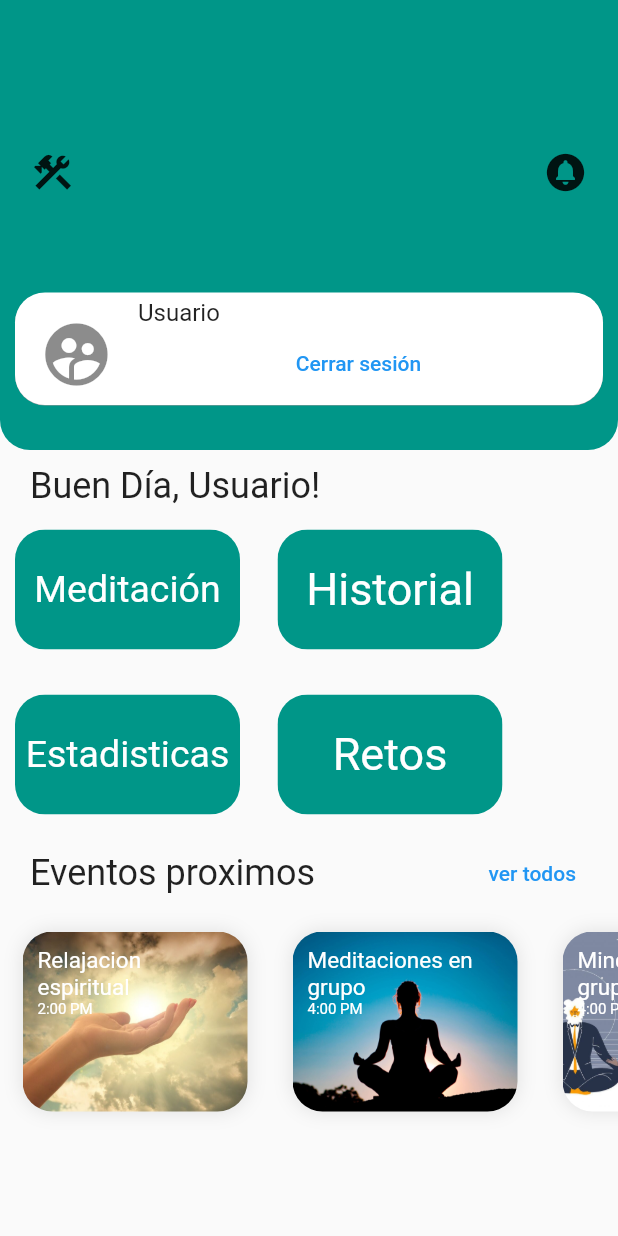
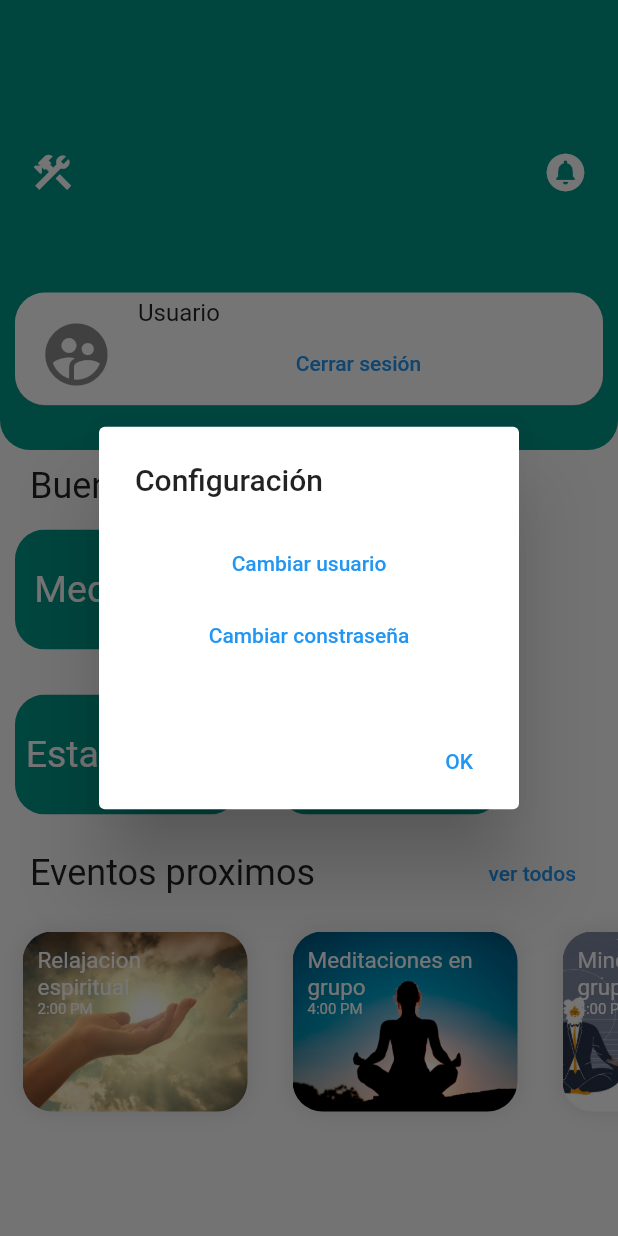
Before and after one commit to LuisLomelinIbarra/proyecto_apis, a Flutter app: the MenuPage screen opened directly, after a tap on the "construction" icon, on a phone screen of 412 x 824 dp. Run offline on Flutter 3.47's test engine with Material 2 defaults, Android fonts, the phone set to English and light mode, and no system bars; our stand-ins replace flutter_rating_bar, fluttertoast, just_audio, syncfusion_flutter_charts.

Commit message:
conexiones y config popup

```diff
--- a/lib/login.dart
+++ b/lib/login.dart
@@ -97,7 +97,6 @@ class Login extends StatelessWidget {
                           fontFamily: 'Anton')),
                   color: Colors.cyan.shade800,
                   onPressed: () {
-                    print('Diste clic');
                     Navigator.push(context,
                         MaterialPageRoute(builder: (context) => MenuPage()));
                   },
--- a/lib/menu.dart
+++ b/lib/menu.dart
@@ -1,3 +1,7 @@
+import 'package:timer/ChartSampleGallery.dart';
+import 'package:timer/MeditationList.dart';
+import 'package:timer/ver_eventos.dart';
+
 import 'historial_screen.dart';
 import 'retos.dart';
 import 'package:flutter/cupertino.dart';
@@ -52,14 +56,24 @@ class MenuPage extends StatelessWidget {
                 const Positioned(
                   right: 20,
                   top: 100,
-                  child: Icon(Icons.circle_notifications, size: 30),
+                  child: Icon(
+                    Icons.circle_notifications,
+                    size: 30,
+                    color: Colors.white,
+                  ),
                 ),
                 Positioned(
                   left: 20,
                   top: 100,
                   child: GestureDetector(
-                    child: const Icon(Icons.construction, size: 30),
-                    onTap: () {},
+                    child: const Icon(
+                      Icons.construction,
+                      size: 30,
+                      color: Colors.white,
+                    ),
+                    onTap: () {
+                      showAlertCons(context);
+                    },
                   ),
                 )
               ],
@@ -79,7 +93,13 @@ class MenuPage extends StatelessWidget {
                 Row(
                   children: [
                     GestureDetector(
-                      onTap: () {},
+                      onTap: () {
+                        Navigator.push(
+                          context,
+                          MaterialPageRoute(
+                              builder: (context) => MeditationList()),
+                        );
+                      },
                       child: Padding(
                           padding: const EdgeInsets.all(10.0),
                           child: ClipRRect(
@@ -129,7 +149,13 @@ class MenuPage extends StatelessWidget {
                 Row(
                   children: [
                     GestureDetector(
-                      onTap: () {},
+                      onTap: () {
+                        Navigator.push(
+                          context,
+                          MaterialPageRoute(
+                              builder: (context) => ChartSampleGallery()),
+                        );
+                      },
                       child: Padding(
                           padding: const EdgeInsets.all(10.0),
                           child: ClipRRect(
@@ -186,7 +212,14 @@ class MenuPage extends StatelessWidget {
                         ),
                         const Spacer(),
                         TextButton(
-                            onPressed: () {}, child: const Text('ver todos'))
+                            onPressed: () {
+                              Navigator.push(
+                                context,
+                                MaterialPageRoute(
+                                    builder: (context) => VerEventos()),
+                              );
+                            },
+                            child: const Text('ver todos'))
                       ],
                     )),
                 SizedBox(
@@ -249,3 +282,40 @@ class MenuPage extends StatelessWidget {
     );
   }
 }
+
+showAlertCons(BuildContext context) {
+  // set up the button
+  Widget okButton = TextButton(
+    child: const Text("OK"),
+    onPressed: () {
+      Navigator.of(context).pop();
+    },
+  );
+
+  // set up the AlertDialog
+  AlertDialog alert = AlertDialog(
+    title: const Text('Configuración'),
+    content: SizedBox(
+      height: 100,
+      child: Column(
+        crossAxisAlignment: CrossAxisAlignment.center,
+        children: [
+          TextButton(onPressed: () {}, child: const Text('Cambiar usuario')),
+          TextButton(
+              onPressed: () {}, child: const Text('Cambiar constraseña')),
+        ],
+      ),
+    ),
+    actions: [
+      okButton,
+    ],
+  );
+
+  // show the dialog
+  showDialog(
+    context: context,
+    builder: (BuildContext context) {
+      return alert;
+    },
+  );
+}
```
Also changed, not shown: lib/HeartRateReg.dart (+36 -54 lines), pubspec.lock.
